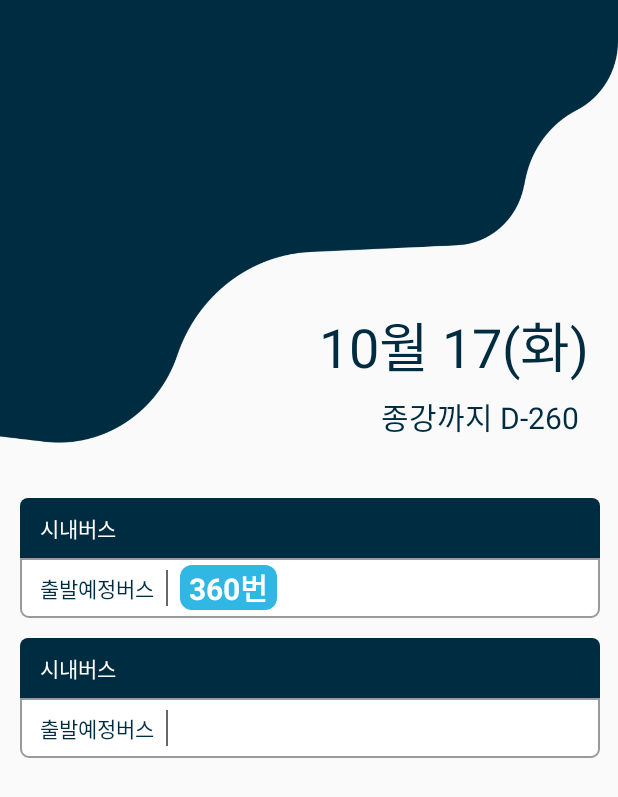
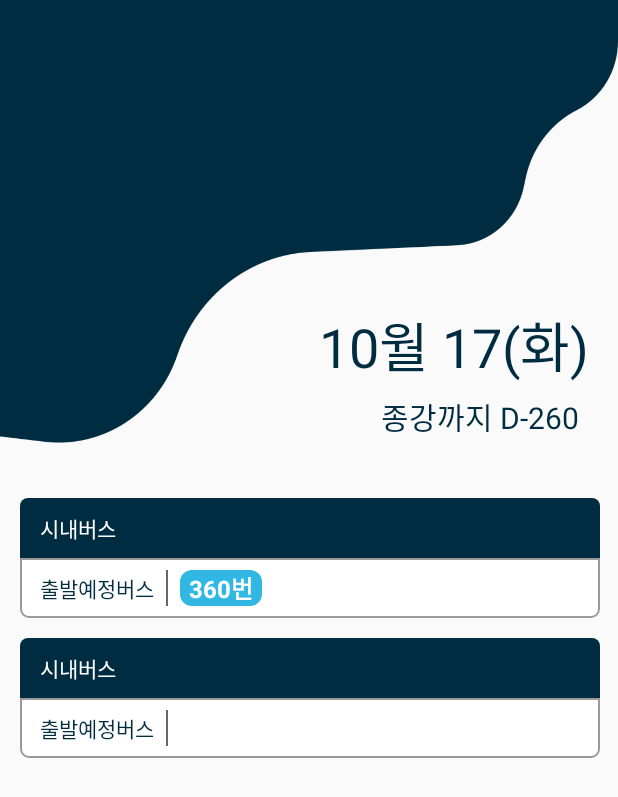
Before and after one commit to JNU-tong/JNU-tong-android, an Android app: the screen it shows after launch (MainActivity), on a phone screen of 412 x 824 dp. Shown: the top 797 px of the screen. Run offline under Robolectric (Android 15) with nearby library versions, the phone set to English and light mode, and no system bars.

Commit message:
버스정보 가져오는 Task만듬

```diff
--- /dev/null
+++ b/app/src/main/java/kr/ac/jejunu/jnu_tong/CommonData.java
@@ -0,0 +1,19 @@
+package kr.ac.jejunu.jnu_tong;
+
+import android.app.Application;
+
+/**
+ * Created by seung-yeol on 2018. 4. 9..
+ */
+
+public class CommonData extends Application {
+    private final static String baseURL = "218.50.253.120:8080/";
+
+    public static String getBusDepatureListURL(){
+        return baseURL + "getDepartureSoonBusList";
+    }
+
+    public static String getBusLineListURL(String busID){
+        return baseURL + "getBusStationListByLineId/" + busID;
+    }
+}
--- a/app/src/main/java/kr/ac/jejunu/jnu_tong/main/MainActivity.java
+++ b/app/src/main/java/kr/ac/jejunu/jnu_tong/main/MainActivity.java
@@ -4,6 +4,8 @@ import android.content.Intent;
 import android.support.v7.app.AppCompatActivity;
 import android.os.Bundle;
 import android.view.View;
+import android.view.animation.Animation;
+import android.view.animation.AnimationUtils;
 import android.widget.LinearLayout;
 
 import kr.ac.jejunu.jnu_tong.R;
@@ -17,7 +19,9 @@ public class MainActivity extends AppCompatActivity {
         super.onCreate(savedInstanceState);
         setContentView(R.layout.activity_main);
 
+        Animation animation = AnimationUtils.loadAnimation(this, R.anim.main_anim);
         busComeInLayout = findViewById(R.id.bus_come_in);
+        findViewById(R.id.main_back).startAnimation(animation);
 
         testBusComeIn();
     }
--- /dev/null
+++ b/app/src/main/res/anim/main_anim.xml
@@ -0,0 +1,8 @@
+<?xml version="1.0" encoding="utf-8"?>
+<scale xmlns:android="http://schemas.android.com/apk/res/android"
+    android:duration="1000"
+    android:fromXScale="1.0"
+    android:toXScale="1.0"
+    android:fromYScale="0"
+    android:toYScale="1.0">
+</scale>
--- a/app/src/main/res/layout/activity_detail.xml
+++ b/app/src/main/res/layout/activity_detail.xml
@@ -65,7 +65,7 @@
 
     <RelativeLayout
         android:layout_width="match_parent"
-        android:layout_height="40dp"
+        android:layout_height="30dp"
         android:background="@color/navy">
         <TextView
             android:id="@+id/left"
@@ -74,7 +74,7 @@
             android:gravity="center"
             android:text="시간표"
             android:textStyle="bold"
-            android:textSize="20sp"
+            android:textSize="18sp"
             android:textColor="@color/white"/>
         <TextView
             android:layout_width="0dp"
@@ -85,7 +85,7 @@
             android:paddingStart="16dp"
             android:gravity="center"
             android:text="노선"
-            android:textSize="20sp"
+            android:textSize="18sp"
             android:textStyle="bold"
             android:textColor="@color/white"/>
     </RelativeLayout>
--- a/app/src/main/res/layout/activity_main.xml
+++ b/app/src/main/res/layout/activity_main.xml
@@ -6,47 +6,61 @@
     android:orientation="vertical"
     tools:context="kr.ac.jejunu.jnu_tong.main.MainActivity">
 
-    <LinearLayout
+    <RelativeLayout
         android:layout_width="match_parent"
         android:layout_height="296dp"
+        android:orientation="vertical">
+
+        <View
+            android:id="@+id/main_back"
             android:background="@drawable/background_main"
+            android:layout_width="match_parent"
+            android:layout_height="match_parent" />
+
+        <TextView
+            android:id="@+id/today"
+            android:layout_width="wrap_content"
+            android:layout_height="wrap_content"
+            android:layout_alignParentEnd="true"
+            android:layout_marginEnd="19dp"
+            android:layout_marginTop="203dp"
+            android:text="10월 17(화)"
+            android:textColor="@color/navy"
+            android:textSize="36sp" />
+
+        <TextView
+            android:id="@+id/d_day"
+            android:layout_below="@+id/today"
+            android:layout_width="wrap_content"
+            android:layout_height="wrap_content"
+            android:layout_alignParentEnd="true"
+            android:layout_marginEnd="26dp"
+            android:layout_marginTop="5dp"
+            android:text="종강까지 D-260"
+            android:textColor="@color/navy"
+            android:textSize="20sp" />
+
+    </RelativeLayout>
+
+    <LinearLayout
+        android:id="@+id/city_bus"
+        android:layout_below="@+id/main_back"
+        android:layout_width="match_parent"
+        android:layout_height="80dp"
+        android:layout_marginEnd="12dp"
+        android:layout_marginStart="13dp"
+        android:layout_marginTop="36dp"
         android:orientation="vertical">
 
         <TextView
-                android:layout_width="wrap_content"
-                android:layout_height="wrap_content"
-                android:layout_marginTop="203dp"
-                android:layout_marginEnd="19dp"
-                android:layout_gravity="end"
-                android:text="10월 17(화)"
-                android:textSize="36sp"
-                android:textColor="@color/navy"/>
-            <TextView
-                android:layout_width="wrap_content"
-                android:layout_height="wrap_content"
-                android:layout_marginTop="5dp"
-                android:layout_marginEnd="26dp"
-                android:layout_gravity="end"
-                android:text="종강까지 D-260"
-                android:textSize="20sp"
-                android:textColor="@color/navy"/>
-
-        </LinearLayout>
-        <LinearLayout
-            android:layout_width="match_parent"
-            android:layout_height="80dp"
-            android:layout_marginTop="36dp"
-            android:layout_marginStart="13dp"
-            android:layout_marginEnd="12dp"
-            android:orientation="vertical">
-            <TextView
             android:layout_width="match_parent"
             android:layout_height="40dp"
+            android:background="@drawable/main_round_box_top"
+            android:gravity="center_vertical"
             android:paddingStart="13dp"
             android:text="시내버스"
-                android:textColor="@color/white"
-                android:background="@drawable/main_round_box_top"
-                android:gravity="center_vertical"/>
+            android:textColor="@color/white" />
+
         <LinearLayout
             android:layout_width="match_parent"
             android:layout_height="match_parent"
@@ -56,39 +70,45 @@
             <TextView
                 android:layout_width="wrap_content"
                 android:layout_height="match_parent"
+                android:gravity="center_vertical"
+                android:paddingStart="13dp"
                 android:text="출발예정버스"
-                    android:textColor="@color/navy"
-                    android:gravity="center_vertical"
-                    android:paddingStart="13dp"/>
+                android:textColor="@color/navy" />
+
             <View
                 android:layout_width="1dp"
                 android:layout_height="match_parent"
                 android:layout_margin="8dp"
-                    android:background="@color/gray"/>
+                android:background="@color/gray" />
+
             <LinearLayout
                 android:id="@+id/bus_come_in"
                 android:layout_width="match_parent"
                 android:layout_height="match_parent"
-                    android:orientation="horizontal"
-                    android:gravity="center_vertical"/>
+                android:gravity="center_vertical"
+                android:orientation="horizontal" />
 
         </LinearLayout>
     </LinearLayout>
+
     <LinearLayout
+        android:layout_below="@id/city_bus"
         android:layout_width="match_parent"
         android:layout_height="80dp"
+        android:layout_marginEnd="12dp"
+        android:layout_marginStart="13dp"
         android:layout_marginTop="13dp"
-            android:layout_marginStart="13dp"
-            android:layout_marginEnd="12dp"
         android:orientation="vertical">
+
         <TextView
             android:layout_width="match_parent"
             android:layout_height="40dp"
+            android:background="@drawable/main_round_box_top"
+            android:gravity="center_vertical"
             android:paddingStart="13dp"
             android:text="시내버스"
-                android:textColor="@color/white"
-                android:background="@drawable/main_round_box_top"
-                android:gravity="center_vertical"/>
+            android:textColor="@color/white" />
+
         <LinearLayout
             android:layout_width="match_parent"
             android:layout_height="match_parent"
@@ -98,15 +118,16 @@
             <TextView
                 android:layout_width="wrap_content"
                 android:layout_height="match_parent"
+                android:gravity="center_vertical"
+                android:paddingStart="13dp"
                 android:text="출발예정버스"
-                    android:textColor="@color/navy"
-                    android:gravity="center_vertical"
-                    android:paddingStart="13dp"/>
+                android:textColor="@color/navy" />
+
             <View
                 android:layout_width="1dp"
                 android:layout_height="match_parent"
                 android:layout_margin="8dp"
-                    android:background="@color/gray"/>
+                android:background="@color/gray" />
 
         </LinearLayout>
     </LinearLayout>
--- a/app/src/main/res/layout/item_bus.xml
+++ b/app/src/main/res/layout/item_bus.xml
@@ -11,7 +11,7 @@
         android:paddingEnd="6dp"
         android:background="@drawable/main_round_shape"
         android:text="360번"
-        android:textSize="20sp"
+        android:textSize="16sp"
         android:textColor="@color/white"
         android:textStyle="bold"/>
 
--- a/app/src/main/res/layout/item_bus_stop_list.xml
+++ b/app/src/main/res/layout/item_bus_stop_list.xml
@@ -2,9 +2,9 @@
 <RelativeLayout
     xmlns:android="http://schemas.android.com/apk/res/android"
     android:layout_width="match_parent"
-    android:layout_height="60dp"
+    android:layout_height="50dp"
     android:orientation="vertical"
-    android:background="@color/very_light_gray">
+    android:background="@color/more_light_yellow">
 
     <View
         android:id="@+id/line"
@@ -33,6 +33,6 @@
         android:layout_toEndOf="@+id/line"
         android:gravity="center_vertical"
         android:text="우리집 정류장"
-        android:textSize="20sp"/>
+        android:textSize="18sp"/>
 
 </RelativeLayout>
--- a/app/src/main/res/values/colors.xml
+++ b/app/src/main/res/values/colors.xml
@@ -15,4 +15,6 @@
     <color name="transparent">#00ffffff</color>
     <color name="sky">#31B7E3</color>
     <color name="light_yellow">#F8CA72</color>
+    <color name="more_light_yellow">#f9ebd1</color>
+
 </resources>
```
Also changed, not shown: app/src/main/AndroidManifest.xml (+5 -2 lines), app/src/main/java/kr/ac/jejunu/jnu_tong/main/BusStopVO.java (added, +35 -0 lines), app/src/main/java/kr/ac/jejunu/jnu_tong/main/BusVO.java (+11 -7 lines), app/src/main/java/kr/ac/jejunu/jnu_tong/task/GetBusStopTask.java (added, +104 -0 lines), app/src/main/java/kr/ac/jejunu/jnu_tong/task/TaskResult.java (added, +11 -0 lines). Lines whose indentation alone changed are shown as unchanged.
